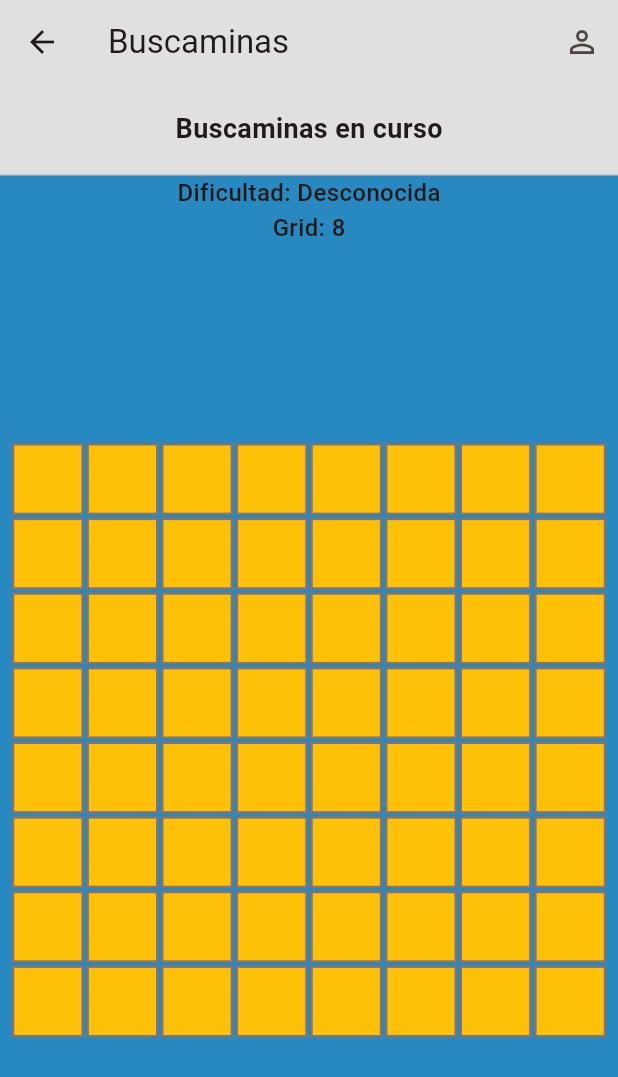
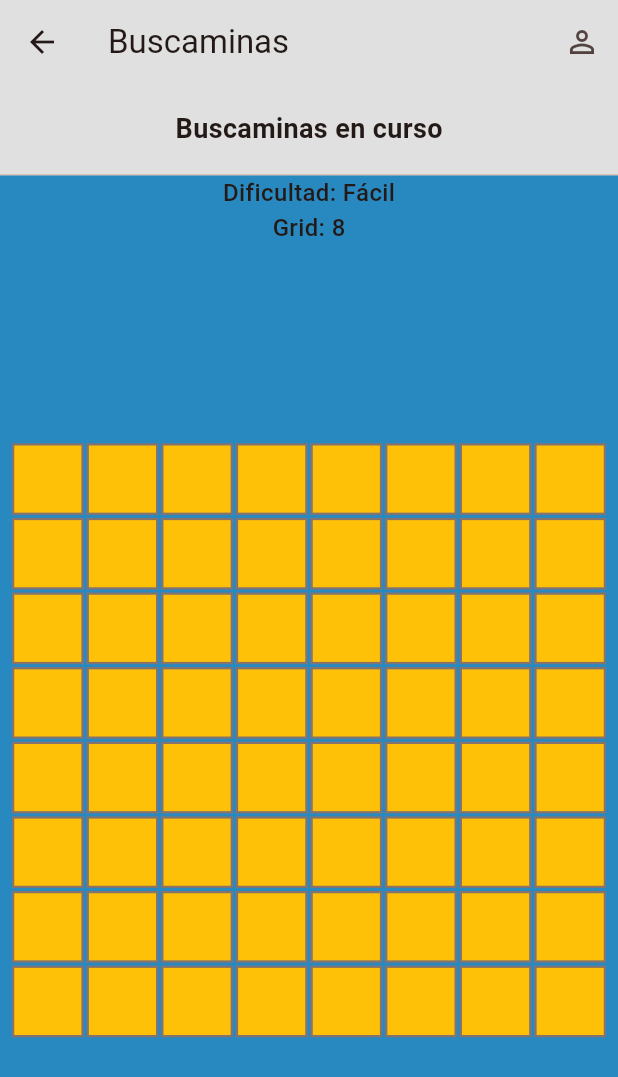
Before and after one commit to DavidMarvel-2409/3479A321_2021479302, a Flutter app: the MinesweeperScreen screen opened by its route, on a phone screen of 412 x 824 dp. Shown: the top 1077 px of the screen. Run offline on Flutter 3.47's test engine with Material 3 defaults, Android fonts, the phone set to English and light mode, and no system bars; our stand-ins replace logger, shared_preferences; accounts and stored records are empty.

Commit message:
Implementa estado reactivo y dificultad dinámica

```diff
--- a/lib/main.dart
+++ b/lib/main.dart
@@ -38,7 +38,9 @@ class MyApp extends StatelessWidget {
       routes: {
         '/menu': (context) => const MenuScreen(),
         '/game': (context) => ChangeNotifierProvider(
-          create: (context) => GameViewModel(),
+          create: (context) => GameViewModel(
+            gridSize: context.read<SettingsViewModel>().gridSize,
+          ),
           child: const MinesweeperScreen(),
         ),
         '/history': (context) => const HistoryScreen(),
--- a/lib/ui/screens/menu_screen.dart
+++ b/lib/ui/screens/menu_screen.dart
@@ -24,7 +24,7 @@ class MenuScreen extends StatelessWidget {
               onPressed: () => Navigator.pushNamed(
                 context,
                 '/game',
-                arguments: {'difficulty': 'Facil', 'gridSize': 8},
+                // arguments: {'difficulty': 'Facil', 'gridSize': 8},
               ),
               child: const Text('Jugar'),
             ),
--- a/lib/ui/screens/minesweeper_screen.dart
+++ b/lib/ui/screens/minesweeper_screen.dart
@@ -1,10 +1,9 @@
 import 'package:flutter/material.dart';
-// import 'package:flutter_application_1/models/cell_model.dart';
-// import 'package:logger/logger.dart';
 import 'package:provider/provider.dart';
 import '../widgets/mine_cell.dart';
 import '../screens/about.dart';
 import 'package:flutter_application_1/viewmodels/game_view_model.dart';
+import '../../viewmodels/settings_view_model.dart';
 
 class MinesweeperScreen extends StatelessWidget {
   const MinesweeperScreen({Key? key}) : super(key: key);
@@ -17,8 +16,8 @@ class MinesweeperScreen extends StatelessWidget {
           aspectRatio: 1.0, // Cuadrado perfecto
           child: GridView.builder(
             physics: const NeverScrollableScrollPhysics(), // Bloquea el scroll
-            gridDelegate: const SliverGridDelegateWithFixedCrossAxisCount(
-              crossAxisCount: 8, // 8 columnas
+            gridDelegate: SliverGridDelegateWithFixedCrossAxisCount(
+              crossAxisCount: viewModel.gridSize,
               crossAxisSpacing: 2.0,
               mainAxisSpacing: 2.0,
             ),
@@ -38,11 +37,7 @@ class MinesweeperScreen extends StatelessWidget {
   @override
   Widget build(BuildContext context) {
     final viewModel = context.watch<GameViewModel>();
-    final args =
-        ModalRoute.of(context)?.settings.arguments as Map<String, dynamic>?;
-    // Definimos valores por defecto (Fallback) en caso de que lleguen nulos
-    final String difficulty = args?['difficulty'] ?? 'Desconocida';
-    final int gridSize = args?['gridSize'] ?? 8;
+    final settingsVM = context.watch<SettingsViewModel>();
     return Scaffold(
       appBar: AppBar(
         title: const Text('Buscaminas'),
@@ -75,8 +70,8 @@ class MinesweeperScreen extends StatelessWidget {
               ),
             ),
             const Divider(height: 1),
-            Text('Dificultad: $difficulty'),
-            Text('Grid: $gridSize'),
+            Text('Dificultad: ${settingsVM.difficulty}'),
+            Text('Grid: ${settingsVM.gridSize}'),
             // Área de Juego
             Expanded(
               // Expande el tablero para llenar la pantalla
--- a/lib/viewmodels/game_view_model.dart
+++ b/lib/viewmodels/game_view_model.dart
@@ -1,14 +1,26 @@
 import 'package:flutter/material.dart';
 import 'dart:math';
-
 import '../models/cell_model.dart';
+import 'dart:async';
 
 class GameViewModel extends ChangeNotifier {
   bool _isGameOver = false;
   bool get isGameOver => _isGameOver;
-  final List<CellModel> _cells = List.generate(64, (i) => CellModel(index: i));
+  late List<CellModel> _cells;
+  Timer? _timer;
 
-  GameViewModel() {
+  int secondsElapsed = 0;
+
+  bool _isFirstTap = true;
+
+  // Dificultad dinámica
+  final int gridSize;
+
+  late int totalCells;
+
+  GameViewModel({required this.gridSize}) {
+    totalCells = gridSize * gridSize;
+    _cells = List.generate(totalCells, (i) => CellModel(index: i));
     _generateMines();
     _calculateAdjacentBombs();
   }
@@ -17,16 +29,17 @@ class GameViewModel extends ChangeNotifier {
 
   void revealCell(int index) {
     if (_isGameOver || _cells[index].isRevealed) return;
+    if (_isFirstTap) {
+      _isFirstTap = false;
+      _startTimer();
+    }
 
     if (_cells[index].isBomb) {
+      _timer?.cancel();
       _cells[index].isRevealed = true;
-
       _isGameOver = true;
-
       _revealAll();
-
       notifyListeners();
-
       return;
     }
 
@@ -63,22 +76,28 @@ class GameViewModel extends ChangeNotifier {
     }
   }
 
+  void _startTimer() {
+    _timer = Timer.periodic(const Duration(seconds: 1), (timer) {
+      secondsElapsed++;
+      notifyListeners();
+    });
+  }
+
   List<int> _getNeighbors(int index) {
     List<int> neighbors = [];
 
-    int row = index ~/ 8;
-    int col = index % 8;
+    int row = index ~/ gridSize;
+    int col = index % gridSize;
 
     for (int r = row - 1; r <= row + 1; r++) {
       for (int c = col - 1; c <= col + 1; c++) {
         if (r == row && c == col) continue;
 
-        if (r >= 0 && r < 8 && c >= 0 && c < 8) {
-          neighbors.add(r * 8 + c);
+        if (r >= 0 && r < gridSize && c >= 0 && c < gridSize) {
+          neighbors.add(r * gridSize + c);
         }
       }
     }
-
     return neighbors;
   }
 
@@ -103,4 +122,10 @@ class GameViewModel extends ChangeNotifier {
       cell.isRevealed = true;
     }
   }
+
+  @override
+  void dispose() {
+    _timer?.cancel();
+    super.dispose();
+  }
 }
```
